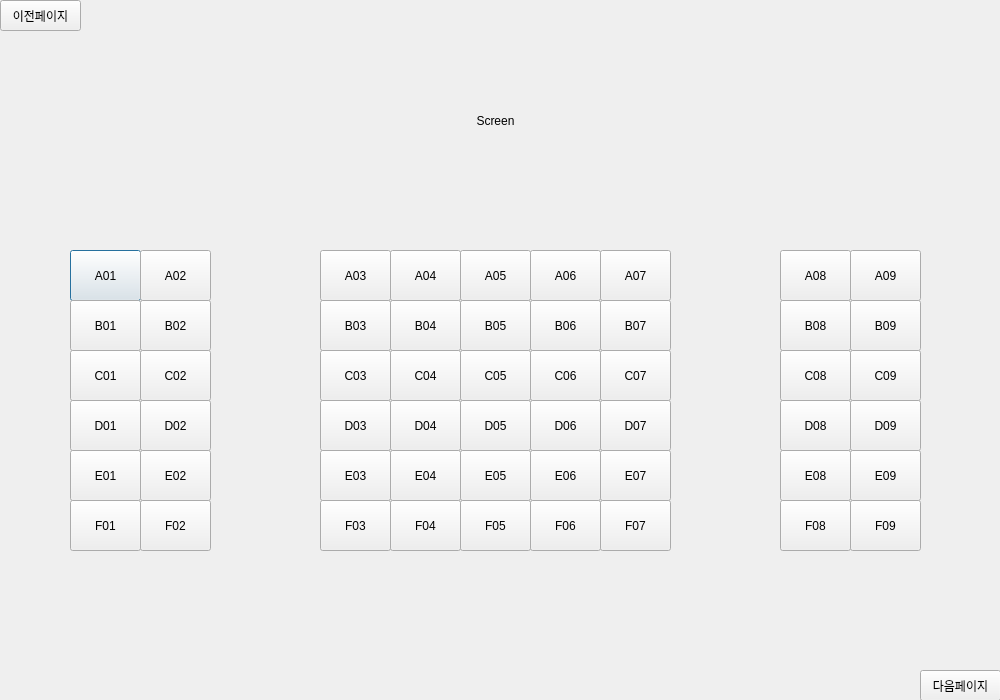
Before: the Qt Designer form ui/bookpage3.ui in 2sseong/mini_project_2025-03, drawn with Qt 5.
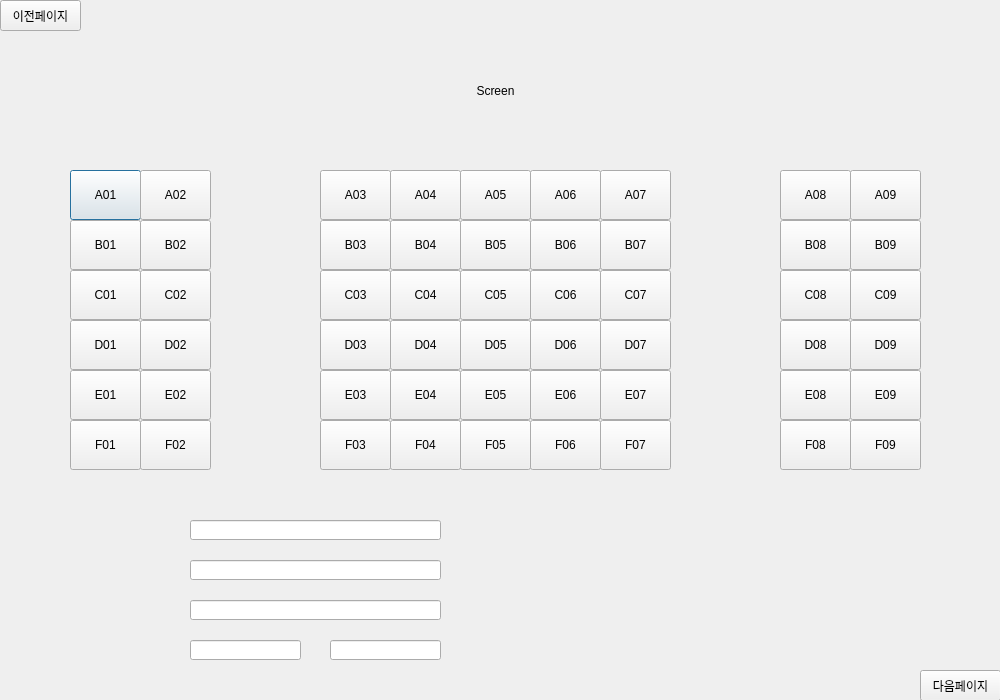
After: the same form once the commit is applied.

Commit message: 화면수정 및 전역변수 수정

```diff
--- a/ui/bookpage3.ui
+++ b/ui/bookpage3.ui
@@ -17,9 +17,9 @@
    <property name="geometry">
     <rect>
      <x>70</x>
-     <y>250</y>
+     <y>170</y>
      <width>71</width>
-     <height>51</height>
+     <height>50</height>
     </rect>
    </property>
    <property name="text">
@@ -30,9 +30,9 @@
    <property name="geometry">
     <rect>
      <x>140</x>
-     <y>250</y>
+     <y>170</y>
      <width>71</width>
-     <height>51</height>
+     <height>50</height>
     </rect>
    </property>
    <property name="text">
@@ -43,9 +43,9 @@
    <property name="geometry">
     <rect>
      <x>70</x>
-     <y>300</y>
+     <y>220</y>
      <width>71</width>
-     <height>51</height>
+     <height>50</height>
     </rect>
    </property>
    <property name="text">
@@ -56,9 +56,9 @@
    <property name="geometry">
     <rect>
      <x>140</x>
-     <y>300</y>
+     <y>220</y>
      <width>71</width>
-     <height>51</height>
+     <height>50</height>
     </rect>
    </property>
    <property name="text">
@@ -69,9 +69,9 @@
    <property name="geometry">
     <rect>
      <x>140</x>
-     <y>400</y>
+     <y>320</y>
      <width>71</width>
-     <height>51</height>
+     <height>50</height>
     </rect>
    </property>
    <property name="text">
@@ -82,9 +82,9 @@
    <property name="geometry">
     <rect>
      <x>140</x>
-     <y>350</y>
+     <y>270</y>
      <width>71</width>
-     <height>51</height>
+     <height>50</height>
     </rect>
    </property>
    <property name="text">
@@ -95,9 +95,9 @@
    <property name="geometry">
     <rect>
      <x>70</x>
-     <y>350</y>
+     <y>270</y>
      <width>71</width>
-     <height>51</height>
+     <height>50</height>
     </rect>
    </property>
    <property name="text">
@@ -108,9 +108,9 @@
    <property name="geometry">
     <rect>
      <x>70</x>
-     <y>400</y>
+     <y>320</y>
      <width>71</width>
-     <height>51</height>
+     <height>50</height>
     </rect>
    </property>
    <property name="text">
@@ -121,9 +121,9 @@
    <property name="geometry">
     <rect>
      <x>140</x>
-     <y>450</y>
+     <y>370</y>
      <width>71</width>
-     <height>51</height>
+     <height>50</height>
     </rect>
    </property>
    <property name="text">
@@ -134,9 +134,9 @@
    <property name="geometry">
     <rect>
      <x>70</x>
-     <y>450</y>
+     <y>370</y>
      <width>71</width>
-     <height>51</height>
+     <height>50</height>
     </rect>
    </property>
    <property name="text">
@@ -147,9 +147,9 @@
    <property name="geometry">
     <rect>
      <x>320</x>
-     <y>300</y>
+     <y>220</y>
      <width>71</width>
-     <height>51</height>
+     <height>50</height>
     </rect>
    </property>
    <property name="text">
@@ -160,9 +160,9 @@
    <property name="geometry">
     <rect>
      <x>320</x>
-     <y>350</y>
+     <y>270</y>
      <width>71</width>
-     <height>51</height>
+     <height>50</height>
     </rect>
    </property>
    <property name="text">
@@ -173,9 +173,9 @@
    <property name="geometry">
     <rect>
      <x>320</x>
-     <y>250</y>
+     <y>170</y>
      <width>71</width>
-     <height>51</height>
+     <height>50</height>
     </rect>
    </property>
    <property name="text">
@@ -186,9 +186,9 @@
    <property name="geometry">
     <rect>
      <x>320</x>
-     <y>450</y>
+     <y>370</y>
      <width>71</width>
-     <height>51</height>
+     <height>50</height>
     </rect>
    </property>
    <property name="text">
@@ -199,9 +199,9 @@
    <property name="geometry">
     <rect>
      <x>320</x>
-     <y>400</y>
+     <y>320</y>
      <width>71</width>
-     <height>51</height>
+     <height>50</height>
     </rect>
    </property>
    <property name="text">
@@ -212,9 +212,9 @@
    <property name="geometry">
     <rect>
      <x>390</x>
-     <y>350</y>
+     <y>270</y>
      <width>71</width>
-     <height>51</height>
+     <height>50</height>
     </rect>
    </property>
    <property name="text">
@@ -225,9 +225,9 @@
    <property name="geometry">
     <rect>
      <x>390</x>
-     <y>300</y>
+     <y>220</y>
      <width>71</width>
-     <height>51</height>
+     <height>50</height>
     </rect>
    </property>
    <property name="text">
@@ -238,9 +238,9 @@
    <property name="geometry">
     <rect>
      <x>390</x>
-     <y>400</y>
+     <y>320</y>
      <width>71</width>
-     <height>51</height>
+     <height>50</height>
     </rect>
    </property>
    <property name="text">
@@ -251,9 +251,9 @@
    <property name="geometry">
     <rect>
      <x>390</x>
-     <y>450</y>
+     <y>370</y>
      <width>71</width>
-     <height>51</height>
+     <height>50</height>
     </rect>
    </property>
    <property name="text">
@@ -264,9 +264,9 @@
    <property name="geometry">
     <rect>
      <x>390</x>
-     <y>250</y>
+     <y>170</y>
      <width>71</width>
-     <height>51</height>
+     <height>50</height>
     </rect>
    </property>
    <property name="text">
@@ -277,9 +277,9 @@
    <property name="geometry">
     <rect>
      <x>460</x>
-     <y>400</y>
+     <y>320</y>
      <width>71</width>
-     <height>51</height>
+     <height>50</height>
     </rect>
    </property>
    <property name="text">
@@ -290,9 +290,9 @@
    <property name="geometry">
     <rect>
      <x>460</x>
-     <y>450</y>
+     <y>370</y>
      <width>71</width>
-     <height>51</height>
+     <height>50</height>
     </rect>
    </property>
    <property name="text">
@@ -303,9 +303,9 @@
    <property name="geometry">
     <rect>
      <x>460</x>
-     <y>250</y>
+     <y>170</y>
      <width>71</width>
-     <height>51</height>
+     <height>50</height>
     </rect>
    </property>
    <property name="text">
@@ -316,9 +316,9 @@
    <property name="geometry">
     <rect>
      <x>460</x>
-     <y>350</y>
+     <y>270</y>
      <width>71</width>
-     <height>51</height>
+     <height>50</height>
     </rect>
    </property>
    <property name="text">
@@ -329,9 +329,9 @@
    <property name="geometry">
     <rect>
      <x>460</x>
-     <y>300</y>
+     <y>220</y>
      <width>71</width>
-     <height>51</height>
+     <height>50</height>
     </rect>
    </property>
    <property name="text">
@@ -342,9 +342,9 @@
    <property name="geometry">
     <rect>
      <x>530</x>
-     <y>400</y>
+     <y>320</y>
      <width>71</width>
-     <height>51</height>
+     <height>50</height>
     </rect>
    </property>
    <property name="text">
@@ -355,9 +355,9 @@
    <property name="geometry">
     <rect>
      <x>530</x>
-     <y>350</y>
+     <y>270</y>
      <width>71</width>
-     <height>51</height>
+     <height>50</height>
     </rect>
    </property>
    <property name="text">
@@ -368,9 +368,9 @@
    <property name="geometry">
     <rect>
      <x>530</x>
-     <y>250</y>
+     <y>170</y>
      <width>71</width>
-     <height>51</height>
+     <height>50</height>
     </rect>
    </property>
    <property name="text">
@@ -381,9 +381,9 @@
    <property name="geometry">
     <rect>
      <x>530</x>
-     <y>450</y>
+     <y>370</y>
      <width>71</width>
-     <height>51</height>
+     <height>50</height>
     </rect>
    </property>
    <property name="text">
@@ -394,9 +394,9 @@
    <property name="geometry">
     <rect>
      <x>530</x>
-     <y>300</y>
+     <y>220</y>
      <width>71</width>
-     <height>51</height>
+     <height>50</height>
     </rect>
    </property>
    <property name="text">
@@ -407,9 +407,9 @@
    <property name="geometry">
     <rect>
      <x>600</x>
-     <y>350</y>
+     <y>270</y>
      <width>71</width>
-     <height>51</height>
+     <height>50</height>
     </rect>
    </property>
    <property name="text">
@@ -420,9 +420,9 @@
    <property name="geometry">
     <rect>
      <x>600</x>
-     <y>450</y>
+     <y>370</y>
      <width>71</width>
-     <height>51</height>
+     <height>50</height>
     </rect>
    </property>
    <property name="text">
@@ -433,9 +433,9 @@
    <property name="geometry">
     <rect>
      <x>600</x>
-     <y>300</y>
+     <y>220</y>
      <width>71</width>
-     <height>51</height>
+     <height>50</height>
     </rect>
    </property>
    <property name="text">
@@ -446,9 +446,9 @@
    <property name="geometry">
     <rect>
      <x>600</x>
-     <y>250</y>
+     <y>170</y>
      <width>71</width>
-     <height>51</height>
+     <height>50</height>
     </rect>
    </property>
    <property name="text">
@@ -459,9 +459,9 @@
    <property name="geometry">
     <rect>
      <x>600</x>
-     <y>400</y>
+     <y>320</y>
      <width>71</width>
-     <height>51</height>
+     <height>50</height>
     </rect>
    </property>
    <property name="text">
@@ -472,9 +472,9 @@
    <property name="geometry">
     <rect>
      <x>530</x>
-     <y>500</y>
+     <y>420</y>
      <width>71</width>
-     <height>51</height>
+     <height>50</height>
     </rect>
    </property>
    <property name="text">
@@ -485,9 +485,9 @@
    <property name="geometry">
     <rect>
      <x>600</x>
-     <y>500</y>
+     <y>420</y>
      <width>71</width>
-     <height>51</height>
+     <height>50</height>
     </rect>
    </property>
    <property name="text">
@@ -498,9 +498,9 @@
    <property name="geometry">
     <rect>
      <x>390</x>
-     <y>500</y>
+     <y>420</y>
      <width>71</width>
-     <height>51</height>
+     <height>50</height>
     </rect>
    </property>
    <property name="text">
@@ -511,9 +511,9 @@
    <property name="geometry">
     <rect>
      <x>320</x>
-     <y>500</y>
+     <y>420</y>
      <width>71</width>
-     <height>51</height>
+     <height>50</height>
     </rect>
    </property>
    <property name="text">
@@ -524,9 +524,9 @@
    <property name="geometry">
     <rect>
      <x>460</x>
-     <y>500</y>
+     <y>420</y>
      <width>71</width>
-     <height>51</height>
+     <height>50</height>
     </rect>
    </property>
    <property name="text">
@@ -537,9 +537,9 @@
    <property name="geometry">
     <rect>
      <x>70</x>
-     <y>500</y>
+     <y>420</y>
      <width>71</width>
-     <height>51</height>
+     <height>50</height>
     </rect>
    </property>
    <property name="text">
@@ -550,9 +550,9 @@
    <property name="geometry">
     <rect>
      <x>140</x>
-     <y>500</y>
+     <y>420</y>
      <width>71</width>
-     <height>51</height>
+     <height>50</height>
     </rect>
    </property>
    <property name="text">
@@ -563,9 +563,9 @@
    <property name="geometry">
     <rect>
      <x>850</x>
-     <y>300</y>
+     <y>220</y>
      <width>71</width>
-     <height>51</height>
+     <height>50</height>
     </rect>
    </property>
    <property name="text">
@@ -576,9 +576,9 @@
    <property name="geometry">
     <rect>
      <x>850</x>
-     <y>350</y>
+     <y>270</y>
      <width>71</width>
-     <height>51</height>
+     <height>50</height>
     </rect>
    </property>
    <property name="text">
@@ -589,9 +589,9 @@
    <property name="geometry">
     <rect>
      <x>780</x>
-     <y>450</y>
+     <y>370</y>
      <width>71</width>
-     <height>51</height>
+     <height>50</height>
     </rect>
    </property>
    <property name="text">
@@ -602,9 +602,9 @@
    <property name="geometry">
     <rect>
      <x>850</x>
-     <y>250</y>
+     <y>170</y>
      <width>71</width>
-     <height>51</height>
+     <height>50</height>
     </rect>
    </property>
    <property name="text">
@@ -615,9 +615,9 @@
    <property name="geometry">
     <rect>
      <x>850</x>
-     <y>450</y>
+     <y>370</y>
      <width>71</width>
-     <height>51</height>
+     <height>50</height>
     </rect>
    </property>
    <property name="text">
@@ -628,9 +628,9 @@
    <property name="geometry">
     <rect>
      <x>780</x>
-     <y>400</y>
+     <y>320</y>
      <width>71</width>
-     <height>51</height>
+     <height>50</height>
     </rect>
    </property>
    <property name="text">
@@ -641,9 +641,9 @@
    <property name="geometry">
     <rect>
      <x>850</x>
-     <y>500</y>
+     <y>420</y>
      <width>71</width>
-     <height>51</height>
+     <height>50</height>
     </rect>
    </property>
    <property name="text">
@@ -654,9 +654,9 @@
    <property name="geometry">
     <rect>
      <x>780</x>
-     <y>500</y>
+     <y>420</y>
      <width>71</width>
-     <height>51</height>
+     <height>50</height>
     </rect>
    </property>
    <property name="text">
@@ -667,9 +667,9 @@
    <property name="geometry">
     <rect>
      <x>780</x>
-     <y>250</y>
+     <y>170</y>
      <width>71</width>
-     <height>51</height>
+     <height>50</height>
     </rect>
    </property>
    <property name="text">
@@ -680,9 +680,9 @@
    <property name="geometry">
     <rect>
      <x>780</x>
-     <y>350</y>
+     <y>270</y>
      <width>71</width>
-     <height>51</height>
+     <height>50</height>
     </rect>
    </property>
    <property name="text">
@@ -693,9 +693,9 @@
    <property name="geometry">
     <rect>
      <x>850</x>
-     <y>400</y>
+     <y>320</y>
      <width>71</width>
-     <height>51</height>
+     <height>50</height>
     </rect>
    </property>
    <property name="text">
@@ -706,9 +706,9 @@
    <property name="geometry">
     <rect>
      <x>780</x>
-     <y>300</y>
+     <y>220</y>
      <width>71</width>
-     <height>51</height>
+     <height>50</height>
     </rect>
    </property>
    <property name="text">
@@ -745,7 +745,7 @@
    <property name="geometry">
     <rect>
      <x>170</x>
-     <y>60</y>
+     <y>30</y>
      <width>651</width>
      <height>121</height>
     </rect>
@@ -757,6 +757,71 @@
     <set>Qt::AlignCenter</set>
    </property>
   </widget>
+  <widget class="QLineEdit" name="input_moviename">
+   <property name="geometry">
+    <rect>
+     <x>190</x>
+     <y>520</y>
+     <width>251</width>
+     <height>20</height>
+    </rect>
+   </property>
+   <property name="readOnly">
+    <bool>true</bool>
+   </property>
+  </widget>
+  <widget class="QLineEdit" name="input_movietime">
+   <property name="geometry">
+    <rect>
+     <x>190</x>
+     <y>560</y>
+     <width>251</width>
+     <height>20</height>
+    </rect>
+   </property>
+   <property name="readOnly">
+    <bool>true</bool>
+   </property>
+  </widget>
+  <widget class="QLineEdit" name="input_theater">
+   <property name="geometry">
+    <rect>
+     <x>190</x>
+     <y>600</y>
+     <width>251</width>
+     <height>20</height>
+    </rect>
+   </property>
+   <property name="readOnly">
+    <bool>true</bool>
+   </property>
+  </widget>
+  <widget class="QLineEdit" name="input_adtnum">
+   <property name="geometry">
+    <rect>
+     <x>190</x>
+     <y>640</y>
+     <width>111</width>
+     <height>20</height>
+    </rect>
+   </property>
+   <property name="readOnly">
+    <bool>true</bool>
+   </property>
+  </widget>
+  <widget class="QLineEdit" name="input_teennum">
+   <property name="geometry">
+    <rect>
+     <x>330</x>
+     <y>640</y>
+     <width>111</width>
+     <height>20</height>
+    </rect>
+   </property>
+   <property name="readOnly">
+    <bool>true</bool>
+   </property>
+  </widget>
  </widget>
  <resources/>
  <connections/>
```
The commit also changes 2 other files.
